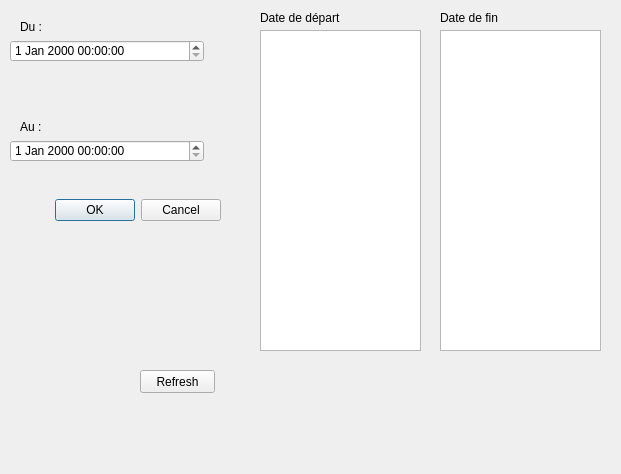
Before: the Qt Designer form selectperiod.ui in Valere21/parseMVB, drawn with Qt 5.
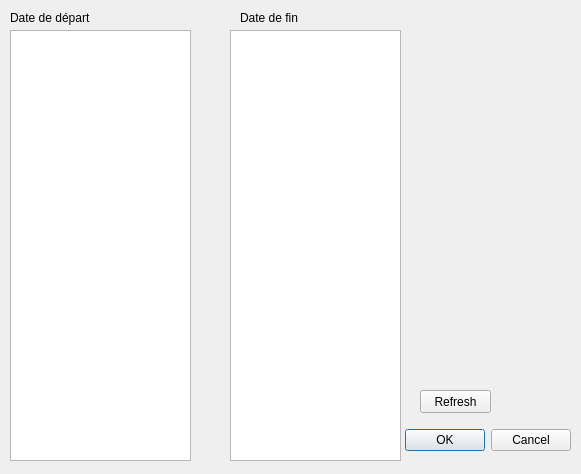
After: the same form once the commit is applied.

```diff
--- a/selectperiod.ui
+++ b/selectperiod.ui
@@ -6,7 +6,7 @@
    <rect>
     <x>0</x>
     <y>0</y>
-    <width>621</width>
+    <width>581</width>
     <height>474</height>
    </rect>
   </property>
@@ -16,8 +16,8 @@
   <widget class="QDialogButtonBox" name="buttonBox">
    <property name="geometry">
     <rect>
-     <x>0</x>
-     <y>190</y>
+     <x>350</x>
+     <y>420</y>
      <width>221</width>
      <height>41</height>
     </rect>
@@ -29,78 +29,32 @@
     <set>QDialogButtonBox::Cancel|QDialogButtonBox::Ok</set>
    </property>
   </widget>
-  <widget class="QLabel" name="label">
-   <property name="geometry">
-    <rect>
-     <x>20</x>
-     <y>20</y>
-     <width>47</width>
-     <height>13</height>
-    </rect>
-   </property>
-   <property name="text">
-    <string>Du :</string>
-   </property>
-  </widget>
-  <widget class="QLabel" name="label_2">
-   <property name="geometry">
-    <rect>
-     <x>20</x>
-     <y>120</y>
-     <width>47</width>
-     <height>13</height>
-    </rect>
-   </property>
-   <property name="text">
-    <string>Au :</string>
-   </property>
-  </widget>
-  <widget class="QDateTimeEdit" name="dateTimeEdit">
-   <property name="geometry">
-    <rect>
-     <x>10</x>
-     <y>40</y>
-     <width>194</width>
-     <height>22</height>
-    </rect>
-   </property>
-  </widget>
-  <widget class="QDateTimeEdit" name="dateTimeEdit_2">
-   <property name="geometry">
-    <rect>
-     <x>10</x>
-     <y>140</y>
-     <width>194</width>
-     <height>22</height>
-    </rect>
-   </property>
-  </widget>
   <widget class="QListWidget" name="listWidget">
    <property name="geometry">
     <rect>
-     <x>260</x>
+     <x>10</x>
      <y>30</y>
-     <width>161</width>
-     <height>321</height>
+     <width>181</width>
+     <height>431</height>
     </rect>
    </property>
   </widget>
   <widget class="QListWidget" name="listWidget_2">
    <property name="geometry">
     <rect>
-     <x>440</x>
+     <x>230</x>
      <y>30</y>
-     <width>161</width>
-     <height>321</height>
+     <width>171</width>
+     <height>431</height>
     </rect>
    </property>
   </widget>
   <widget class="QPushButton" name="pushButton">
    <property name="geometry">
     <rect>
-     <x>140</x>
-     <y>370</y>
-     <width>75</width>
+     <x>420</x>
+     <y>390</y>
+     <width>71</width>
      <height>23</height>
     </rect>
    </property>
@@ -111,7 +65,7 @@
   <widget class="QLabel" name="label_3">
    <property name="geometry">
     <rect>
-     <x>260</x>
+     <x>10</x>
      <y>10</y>
      <width>91</width>
      <height>16</height>
@@ -124,7 +78,7 @@
   <widget class="QLabel" name="label_4">
    <property name="geometry">
     <rect>
-     <x>440</x>
+     <x>240</x>
      <y>10</y>
      <width>61</width>
      <height>16</height>
```
